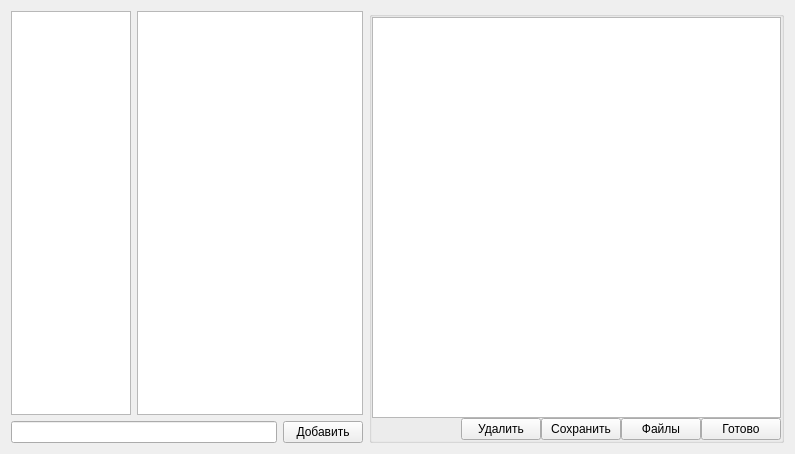
First picture: the form in notes_window.ui, repository Ledle/Qrganizer, before the edit.
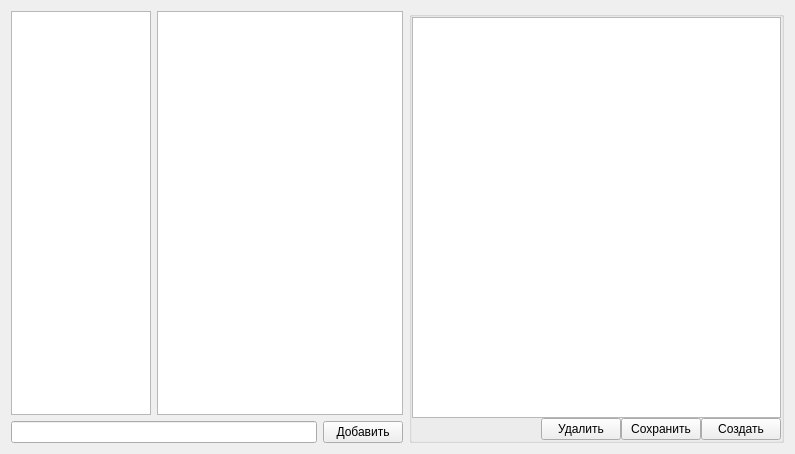
Second picture: the form after the edit.

Commit message: Notes_window ui

```diff
--- a/notes_window.ui
+++ b/notes_window.ui
@@ -110,17 +110,10 @@
             </property>
            </widget>
           </item>
-          <item>
-           <widget class="QPushButton" name="Files_Button">
-            <property name="text">
-             <string>Файлы</string>
-            </property>
-           </widget>
-          </item>
           <item>
            <widget class="QPushButton" name="AddNote_Button">
             <property name="text">
-             <string>Готово</string>
+             <string>Создать</string>
             </property>
            </widget>
           </item>
```
The commit also changes 2 other files.
